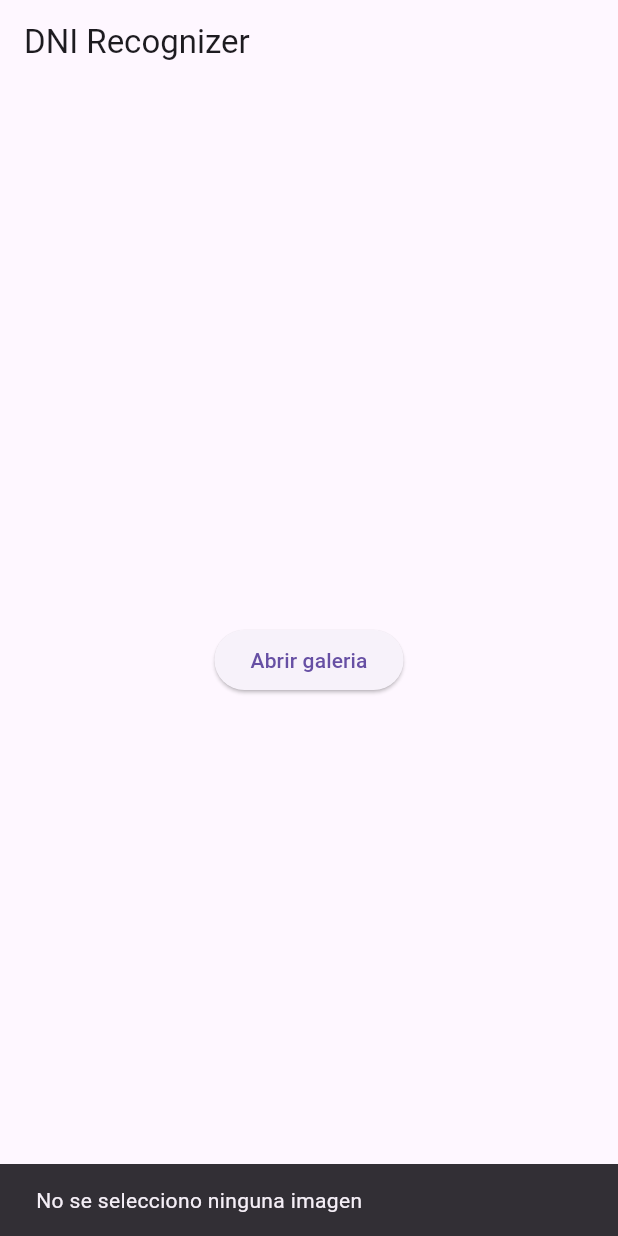
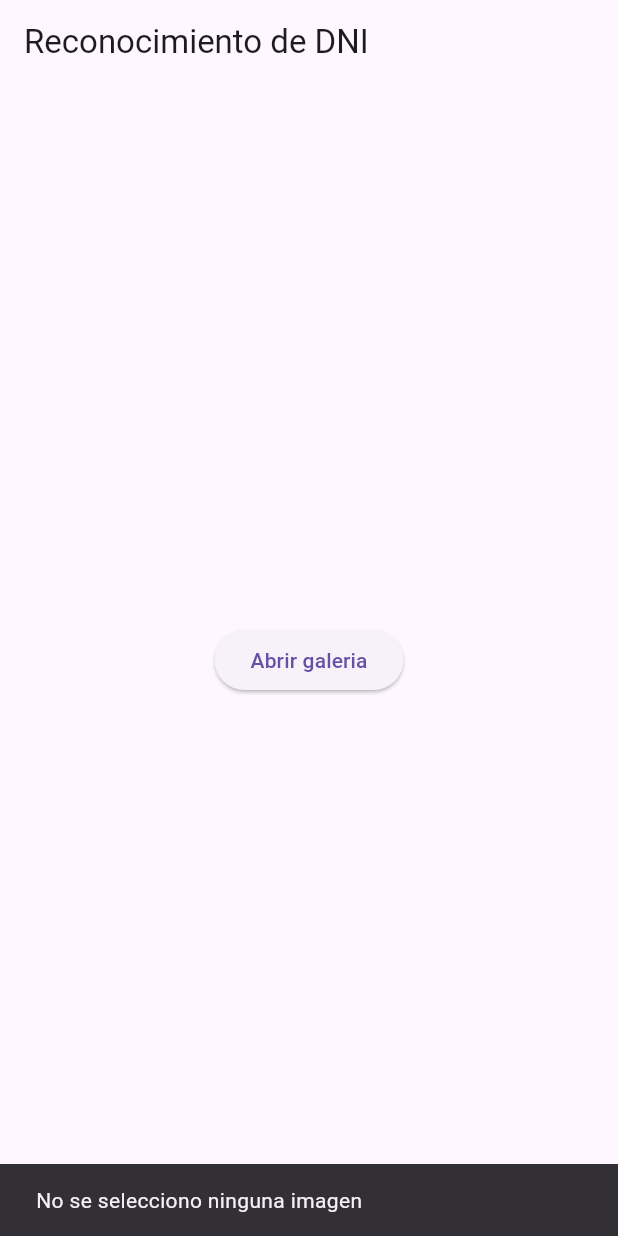
Before and after one commit to isaacsuazo7/flutter_recognize_dni, a Flutter app: the screen it shows after launch, after a tap on "Abrir galeria", on a phone screen of 412 x 824 dp. Run offline on Flutter 3.47's test engine with Material 3 defaults, Android fonts, the phone set to English and light mode, and no system bars; our stand-ins replace image_picker; missing offline and left inert: google_mlkit_text_recognition.

Commit message:
03 - refactor: global

```diff
--- a/lib/src/home_screen.dart
+++ b/lib/src/home_screen.dart
@@ -9,14 +9,22 @@ class HomeScreen extends StatelessWidget {
   Widget build(BuildContext context) {
     return Scaffold(
       appBar: AppBar(
-        title: const Text('DNI Recognizer'),
+        title: const Text('Reconocimiento de DNI'),
       ),
       body: Center(
         child: ElevatedButton(
-          onPressed: () async {
+          onPressed: () {
+            scanDNI(context);
+          },
+          child: const Text('Abrir galeria'),
+        ),
+      ),
+    );
+  }
+
+  void scanDNI(BuildContext context) async {
     final ImagePicker picker = ImagePicker();
-            final XFile? image =
-                await picker.pickImage(source: ImageSource.gallery);
+    final XFile? image = await picker.pickImage(source: ImageSource.gallery);
 
     if (image == null) {
       if (!context.mounted) return;
@@ -28,10 +36,9 @@ class HomeScreen extends StatelessWidget {
       return;
     }
 
-            final textRecognizer =
-                TextRecognizer(script: TextRecognitionScript.latin);
-            final recognized = await textRecognizer
-                .processImage(InputImage.fromFilePath(image.path));
+    final textRecognizer = TextRecognizer(script: TextRecognitionScript.latin);
+    final recognized =
+        await textRecognizer.processImage(InputImage.fromFilePath(image.path));
 
     if (!isDNI(recognized.text)) {
       if (!context.mounted) return;
@@ -74,11 +81,6 @@ class HomeScreen extends StatelessWidget {
           ),
         );
       },
-            );
-          },
-          child: const Text('Abrir galeria'),
-        ),
-      ),
     );
   }
 
```
Lines whose indentation alone changed are shown as unchanged.
